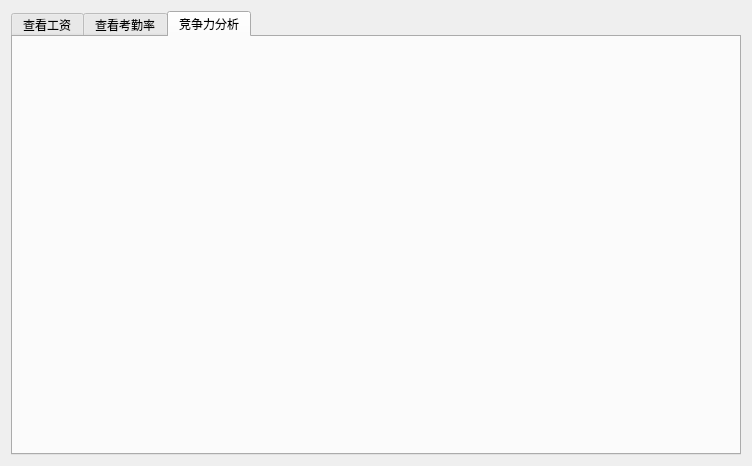
Above: Payroll_analysis_system/employeedisplay.ui from CHENSIJIN123/Payroll_analysis_system before the change. Below: the same form after it.
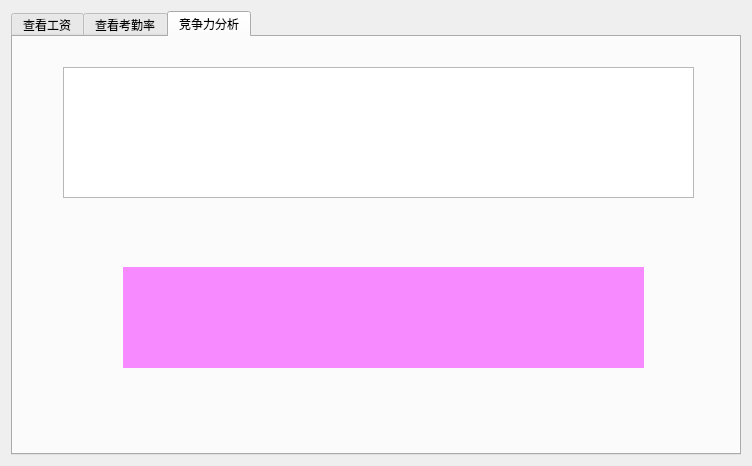
That is the form after the change. The open tabs and pages were chosen to show the change. Custom widgets are drawn as their Qt base class.

```diff
--- a/Payroll_analysis_system/employeedisplay.ui
+++ b/Payroll_analysis_system/employeedisplay.ui
@@ -345,6 +345,32 @@
       <attribute name="title">
        <string>竞争力分析</string>
       </attribute>
+      <widget class="QTextEdit" name="te_process">
+       <property name="geometry">
+        <rect>
+         <x>50</x>
+         <y>30</y>
+         <width>631</width>
+         <height>131</height>
+        </rect>
+       </property>
+      </widget>
+      <widget class="QLabel" name="lb_result">
+       <property name="geometry">
+        <rect>
+         <x>110</x>
+         <y>230</y>
+         <width>521</width>
+         <height>101</height>
+        </rect>
+       </property>
+       <property name="styleSheet">
+        <string notr="true">background-color: rgb(248, 138, 255);</string>
+       </property>
+       <property name="text">
+        <string/>
+       </property>
+      </widget>
      </widget>
     </widget>
    </item>
```
Left out of the diff: 2 changed lines with no effect on the pictures.
